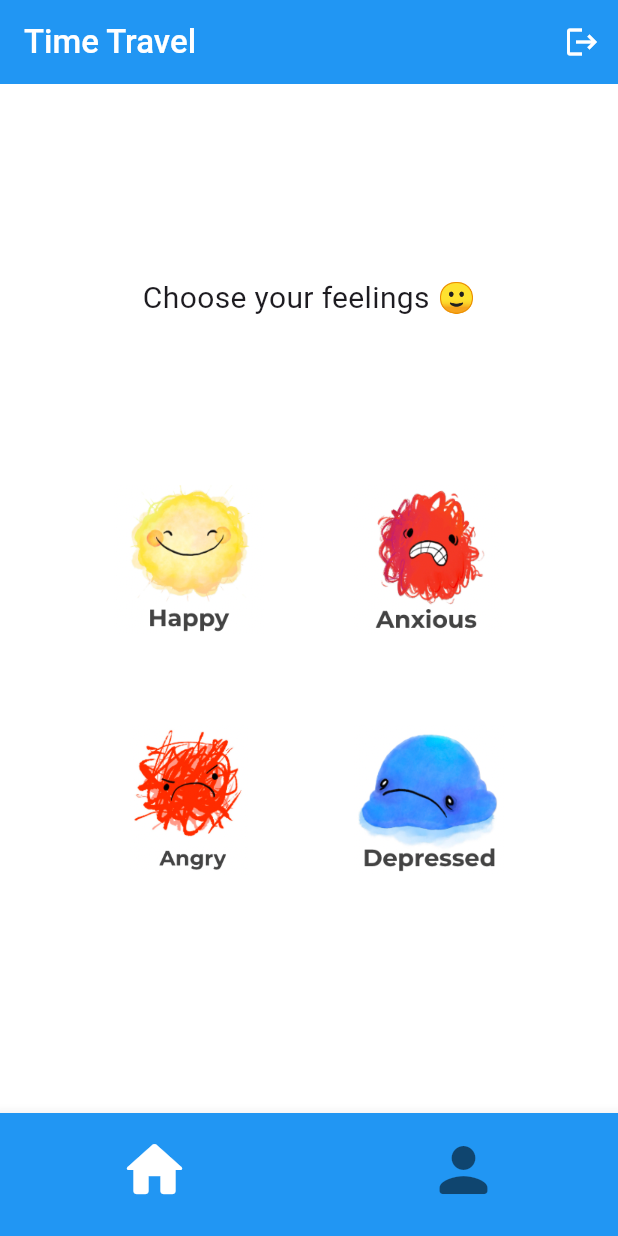
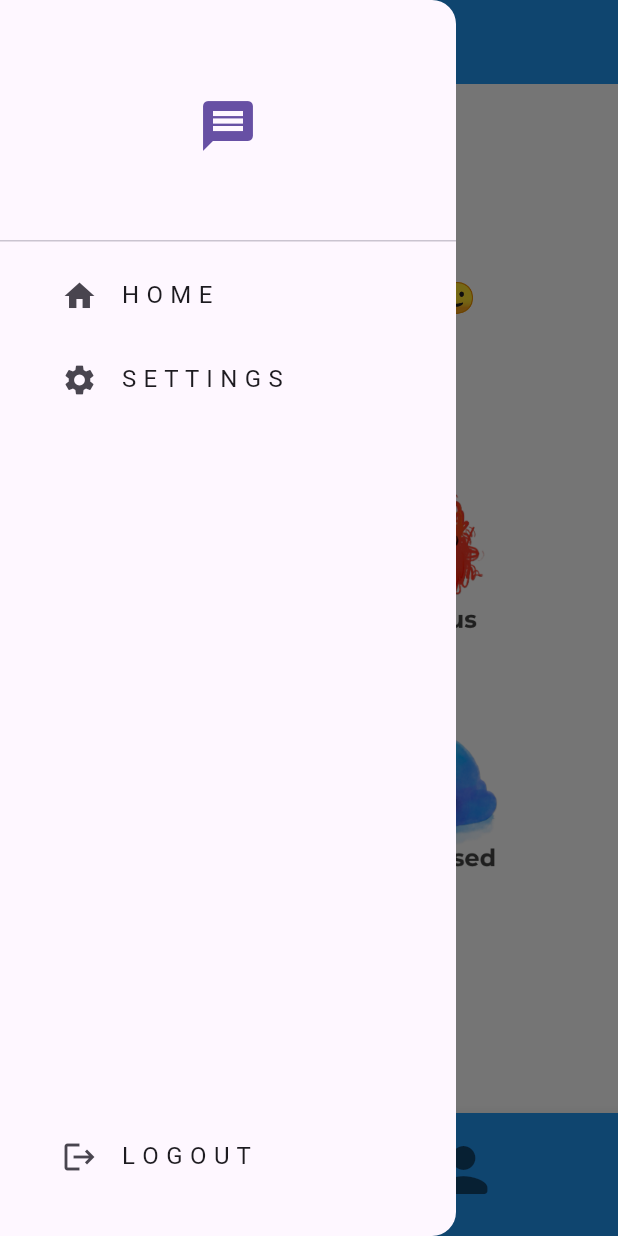
Before and after one commit to Time-Travel-Partition/emotion_chat, a Flutter app: the screen it shows once a user with an empty profile is signed in, with the side drawer open (before the commit the screen has no drawer), on a phone screen of 412 x 824 dp. Run offline on Flutter 3.47's test engine with Material 3 defaults, Android fonts, the phone set to English and light mode, and no system bars; our stand-ins replace cloud_firestore, firebase_auth, firebase_core; accounts and stored records are empty.

Commit message:
feat: home화면 drawer 기능구현

```diff
--- a/lib/main.dart
+++ b/lib/main.dart
@@ -1,7 +1,7 @@
 import 'package:cloud_firestore/cloud_firestore.dart';
-import 'package:emotion_chat/auth/auth_gate.dart';
-import 'package:emotion_chat/auth/auth_service.dart';
-import 'package:emotion_chat/auth/login_or_register.dart';
+import 'package:emotion_chat/service/auth/auth_gate.dart';
+import 'package:emotion_chat/service/auth/auth_service.dart';
+import 'package:emotion_chat/service/auth/login_or_register.dart';
 import 'package:flutter/material.dart';
 import 'package:firebase_core/firebase_core.dart';
 import 'package:provider/provider.dart';
--- a/lib/screens/home.dart
+++ b/lib/screens/home.dart
@@ -1,7 +1,8 @@
+import 'package:emotion_chat/widgets/home_drawer.dart';
 import 'package:flutter/material.dart';
 import 'package:emotion_chat/widgets/emotion_button.dart';
 import 'package:emotion_chat/widgets/bottom_menu_bar.dart';
-import 'package:emotion_chat/auth/auth_service.dart';
+import 'package:emotion_chat/service/auth/auth_service.dart';
 import 'package:provider/provider.dart';
 
 class Home extends StatefulWidget {
@@ -12,14 +13,6 @@ class Home extends StatefulWidget {
 }
 
 class _HomeState extends State<Home> {
-  void signOut() {
-    // get auth service
-    // final authService = Provider.of<AuthService>(context, listen: false);
-    // authService.signOut();
-    final auth = AuthService();
-    auth.signOut();
-  }
-
   @override
   Widget build(BuildContext context) {
     return MaterialApp(
@@ -38,15 +31,10 @@ class _HomeState extends State<Home> {
           //   },
           //   icon: const Icon(Icons.arrow_back_rounded),
           // ),
-          actions: [
-            IconButton(
-              onPressed: signOut,
-              icon: const Icon(Icons.logout),
-            ),
-          ],
           foregroundColor: Colors.white,
           backgroundColor: Colors.blue,
         ),
+        drawer: const HomeDrawer(),
         body: Column(
           mainAxisAlignment: MainAxisAlignment.center,
           children: [
--- a/lib/screens/landing.dart
+++ b/lib/screens/landing.dart
@@ -1,4 +1,4 @@
-import 'package:emotion_chat/auth/auth_gate.dart';
+import 'package:emotion_chat/service/auth/auth_gate.dart';
 import 'package:flutter/material.dart';
 import 'package:emotion_chat/screens/home.dart';
 
--- a/lib/screens/login_page.dart
+++ b/lib/screens/login_page.dart
@@ -1,4 +1,4 @@
-import 'package:emotion_chat/auth/auth_service.dart';
+import 'package:emotion_chat/service/auth/auth_service.dart';
 import 'package:emotion_chat/widgets/my_button.dart';
 import 'package:emotion_chat/widgets/my_textfield.dart';
 import 'package:emotion_chat/themes/light_mode.dart';
--- a/lib/screens/register_page.dart
+++ b/lib/screens/register_page.dart
@@ -1,6 +1,6 @@
 import 'package:flutter/material.dart';
 import 'package:emotion_chat/widgets/my_button.dart';
-import 'package:emotion_chat/auth/auth_service.dart';
+import 'package:emotion_chat/service/auth/auth_service.dart';
 import 'package:emotion_chat/widgets/my_textfield.dart';
 import 'package:emotion_chat/themes/light_mode.dart';
 
--- a/lib/auth/auth_gate.dart
+++ b/lib/service/auth/auth_gate.dart
@@ -1,4 +1,4 @@
-import 'package:emotion_chat/auth/login_or_register.dart';
+import 'package:emotion_chat/service/auth/login_or_register.dart';
 import 'package:emotion_chat/screens/home.dart';
 import 'package:firebase_auth/firebase_auth.dart';
 import 'package:flutter/material.dart';
@@ -18,7 +18,6 @@ class AuthGate extends StatelessWidget {
           if (snapshot.hasData) {
             return const Home();
           }
-
           // user is not logged in
           else {
             return const LoginOrRegister();
--- /dev/null
+++ b/lib/widgets/home_drawer.dart
@@ -0,0 +1,79 @@
+import 'package:emotion_chat/service/auth/auth_service.dart';
+import 'package:emotion_chat/screens/settings_page.dart';
+import 'package:flutter/material.dart';
+
+class HomeDrawer extends StatelessWidget {
+  const HomeDrawer({super.key});
+
+  void signOut() {
+    // get auth service
+    // final authService = Provider.of<AuthService>(context, listen: false);
+    // authService.signOut();
+    final auth = AuthService();
+    auth.signOut();
+  }
+
+  @override
+  Widget build(BuildContext context) {
+    return Drawer(
+      backgroundColor: Theme.of(context).colorScheme.background,
+      child: Column(
+        mainAxisAlignment: MainAxisAlignment.spaceBetween,
+        children: [
+          Column(
+            children: [
+              // logo
+              DrawerHeader(
+                  child: Center(
+                child: Icon(Icons.message,
+                    color: Theme.of(context).colorScheme.primary, size: 40),
+              )),
+
+              // home list tile
+              Padding(
+                padding: const EdgeInsets.only(left: 25.0),
+                child: ListTile(
+                  title: const Text("H O M E"),
+                  leading: const Icon(Icons.home),
+                  onTap: () {
+                    Navigator.pop(context);
+                  },
+                ),
+              ),
+
+              // settings list tile
+              Padding(
+                padding: const EdgeInsets.only(left: 25.0),
+                child: ListTile(
+                  title: const Text("S E T T I N G S"),
+                  leading: const Icon(Icons.settings),
+                  onTap: () {
+                    //pop the drawer
+                    Navigator.pop(context);
+
+                    //Navigate to settings page
+                    Navigator.push(
+                        context,
+                        MaterialPageRoute(
+                          builder: (context) => const SettingsPage(),
+                        ));
+                  },
+                ),
+              ),
+            ],
+          ),
+
+          // logout tile
+          Padding(
+            padding: const EdgeInsets.only(left: 25.0, bottom: 25),
+            child: ListTile(
+              title: const Text("L O G O U T"),
+              leading: const Icon(Icons.logout),
+              onTap: signOut,
+            ),
+          ),
+        ],
+      ),
+    );
+  }
+}
```
Also changed, not shown: lib/screens/settings_page.dart (added, +14 -0 lines), lib/service/auth/auth_service.dart (renamed from lib/auth/auth_service.dart), lib/service/auth/login_or_register.dart (renamed from lib/auth/login_or_register.dart).
